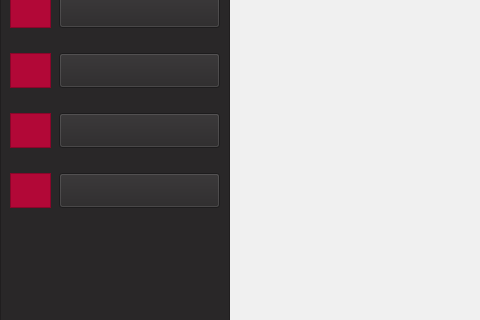
This is adminprofile.ui in SoltaniShantia/AP-Project as Qt 5 draws it before an edit; both pictures show x 0 to 480 and y 247 to 567 of the 1152 by 768 pixel window. The edited form follows.
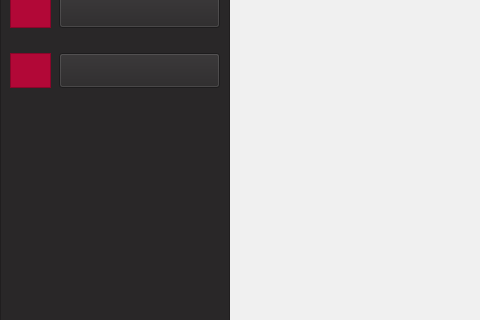
This is the edited form. Icons and pictures are not drawn.

What changed in the file:
```diff
--- a/adminprofile.ui
+++ b/adminprofile.ui
@@ -377,155 +377,6 @@
      <set>Qt::AlignCenter</set>
     </property>
    </widget>
-   <widget class="QFrame" name="frame_8">
-    <property name="geometry">
-     <rect>
-      <x>10</x>
-      <y>340</y>
-      <width>41</width>
-      <height>35</height>
-     </rect>
-    </property>
-    <property name="styleSheet">
-     <string notr="true">background-color: rgb(178, 8, 55);
-border-color: rgb(178, 8, 55);</string>
-    </property>
-    <property name="frameShape">
-     <enum>QFrame::StyledPanel</enum>
-    </property>
-    <property name="frameShadow">
-     <enum>QFrame::Raised</enum>
-    </property>
-    <widget class="QLabel" name="label_25">
-     <property name="geometry">
-      <rect>
-       <x>5</x>
-       <y>2</y>
-       <width>31</width>
-       <height>31</height>
-      </rect>
-     </property>
-     <property name="text">
-      <string/>
-     </property>
-     <property name="pixmap">
-      <pixmap resource="classIcon.qrc">:/classIcon/icons8-class-50.png</pixmap>
-     </property>
-     <property name="scaledContents">
-      <bool>true</bool>
-     </property>
-    </widget>
-   </widget>
-   <widget class="QPushButton" name="pushButton_7">
-    <property name="geometry">
-     <rect>
-      <x>59</x>
-      <y>340</y>
-      <width>161</width>
-      <height>35</height>
-     </rect>
-    </property>
-    <property name="styleSheet">
-     <string notr="true">font: 11pt &quot;Montserrat&quot;;
-</string>
-    </property>
-    <property name="text">
-     <string/>
-    </property>
-   </widget>
-   <widget class="QLabel" name="label_26">
-    <property name="geometry">
-     <rect>
-      <x>90</x>
-      <y>350</y>
-      <width>101</width>
-      <height>20</height>
-     </rect>
-    </property>
-    <property name="styleSheet">
-     <string notr="true">font: 11pt &quot;Montserrat&quot;;
-color: rgb(240, 240, 240);</string>
-    </property>
-    <property name="text">
-     <string>Add CLass</string>
-    </property>
-   </widget>
-   <widget class="QFrame" name="frame_9">
-    <property name="geometry">
-     <rect>
-      <x>10</x>
-      <y>400</y>
-      <width>41</width>
-      <height>35</height>
-     </rect>
-    </property>
-    <property name="styleSheet">
-     <string notr="true">background-color: rgb(178, 8, 55);
-border-color: rgb(178, 8, 55);</string>
-    </property>
-    <property name="frameShape">
-     <enum>QFrame::StyledPanel</enum>
-    </property>
-    <property name="frameShadow">
-     <enum>QFrame::Raised</enum>
-    </property>
-    <widget class="QLabel" name="label_27">
-     <property name="geometry">
-      <rect>
-       <x>5</x>
-       <y>2</y>
-       <width>31</width>
-       <height>31</height>
-      </rect>
-     </property>
-     <property name="text">
-      <string/>
-     </property>
-     <property name="pixmap">
-      <pixmap resource="icon.qrc">:/icon/information.png</pixmap>
-     </property>
-     <property name="scaledContents">
-      <bool>true</bool>
-     </property>
-    </widget>
-   </widget>
-   <widget class="QLabel" name="label_28">
-    <property name="geometry">
-     <rect>
-      <x>60</x>
-      <y>400</y>
-      <width>161</width>
-      <height>30</height>
-     </rect>
-    </property>
-    <property name="styleSheet">
-     <string notr="true">font: 11pt &quot;Montserrat&quot;;
-color: rgb(240, 240, 240);</string>
-    </property>
-    <property name="text">
-     <string>Class Information</string>
-    </property>
-    <property name="alignment">
-     <set>Qt::AlignCenter</set>
-    </property>
-   </widget>
-   <widget class="QPushButton" name="pushButton_6">
-    <property name="geometry">
-     <rect>
-      <x>59</x>
-      <y>400</y>
-      <width>161</width>
-      <height>35</height>
-     </rect>
-    </property>
-    <property name="styleSheet">
-     <string notr="true">font: 11pt &quot;Montserrat&quot;;
-</string>
-    </property>
-    <property name="text">
-     <string/>
-    </property>
-   </widget>
    <zorder>frame_5</zorder>
    <zorder>frame_6</zorder>
    <zorder>frame_7</zorder>
```
Left out of the diff: 15 changed lines with no effect on the pictures.
